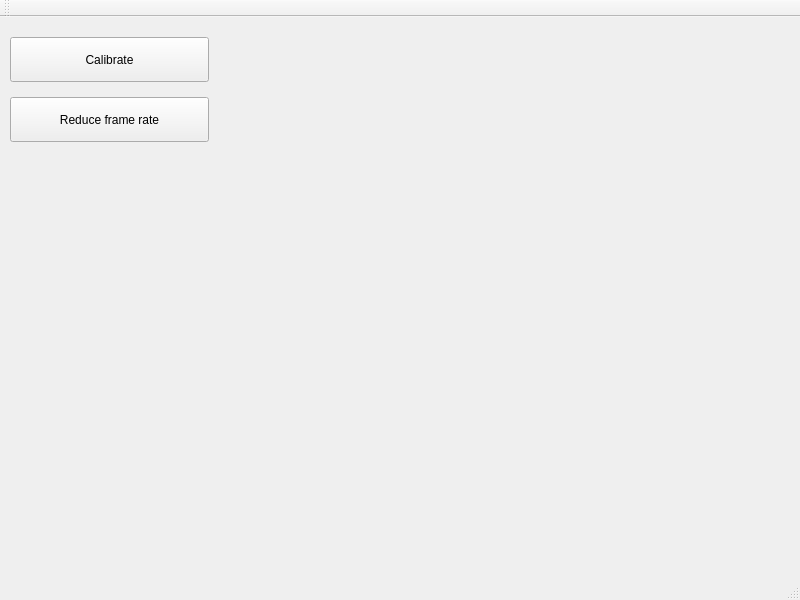
The window that gui.ui (as-python/PanoGen) describes before a commit, drawn with Qt 5.
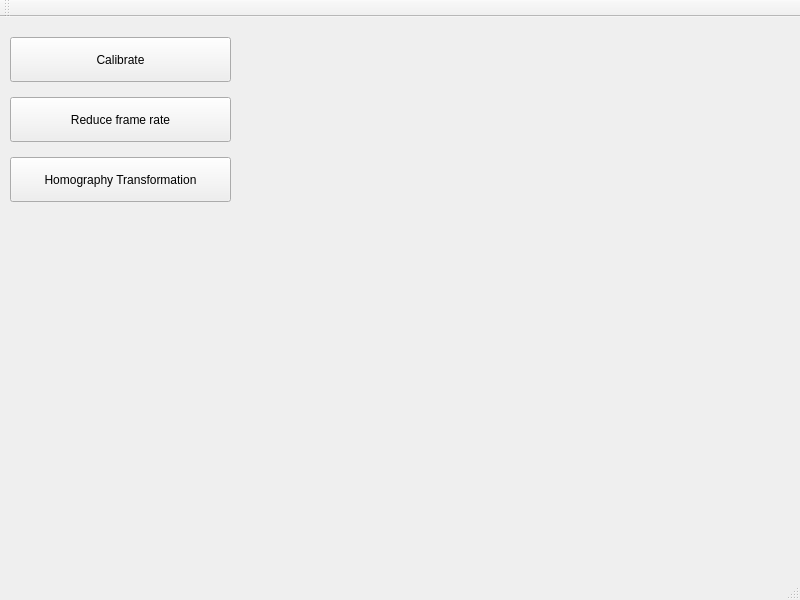
The same window after the commit.

Commit message: Addind homography transformation

The edit to the form file:
```diff
--- a/gui.ui
+++ b/gui.ui
@@ -19,7 +19,7 @@
      <rect>
       <x>10</x>
       <y>20</y>
-      <width>199</width>
+      <width>221</width>
       <height>45</height>
      </rect>
     </property>
@@ -32,7 +32,7 @@
      <rect>
       <x>10</x>
       <y>80</y>
-      <width>199</width>
+      <width>221</width>
       <height>45</height>
      </rect>
     </property>
@@ -40,6 +40,19 @@
      <string>Reduce frame rate</string>
     </property>
    </widget>
+   <widget class="QPushButton" name="pushButton_HomographyTrans">
+    <property name="geometry">
+     <rect>
+      <x>10</x>
+      <y>140</y>
+      <width>221</width>
+      <height>45</height>
+     </rect>
+    </property>
+    <property name="text">
+     <string>Homography Transformation</string>
+    </property>
+   </widget>
   </widget>
   <widget class="QMenuBar" name="menuBar">
    <property name="geometry">
```
The commit also changes 6 other files.
